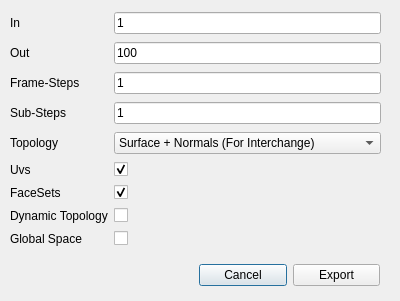
This is UI/ExocortexAlembicExport.ui in Exocortex/ExocortexCrate as Qt 5 draws it before an edit. The edited form follows.
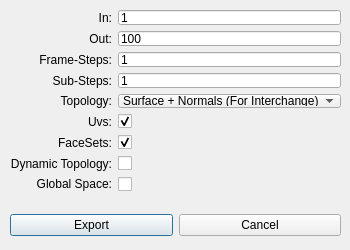
This is the edited form.

Commit message: Modify the UI Dialogs to look a bit more like other dialogs in Maya!

```diff
--- a/UI/ExocortexAlembicExport.ui
+++ b/UI/ExocortexAlembicExport.ui
@@ -6,14 +6,20 @@
    <rect>
     <x>0</x>
     <y>0</y>
-    <width>400</width>
-    <height>301</height>
+    <width>350</width>
+    <height>250</height>
    </rect>
   </property>
   <property name="minimumSize">
    <size>
-    <width>400</width>
-    <height>300</height>
+    <width>350</width>
+    <height>250</height>
+   </size>
+  </property>
+  <property name="maximumSize">
+   <size>
+    <width>350</width>
+    <height>250</height>
    </size>
   </property>
   <property name="windowTitle">
@@ -24,22 +30,28 @@
     <rect>
      <x>10</x>
      <y>10</y>
-     <width>371</width>
-     <height>241</height>
+     <width>331</width>
+     <height>181</height>
     </rect>
    </property>
    <layout class="QGridLayout" name="gridLayout">
     <item row="0" column="0">
      <widget class="QLabel" name="label">
       <property name="text">
-       <string>In</string>
+       <string>In:</string>
+      </property>
+      <property name="alignment">
+       <set>Qt::AlignRight|Qt::AlignTrailing|Qt::AlignVCenter</set>
       </property>
      </widget>
     </item>
     <item row="4" column="0">
      <widget class="QLabel" name="label_4">
       <property name="text">
-       <string>Topology</string>
+       <string>Topology:</string>
+      </property>
+      <property name="alignment">
+       <set>Qt::AlignRight|Qt::AlignTrailing|Qt::AlignVCenter</set>
       </property>
      </widget>
     </item>
@@ -68,7 +80,10 @@
     <item row="5" column="0">
      <widget class="QLabel" name="label_5">
       <property name="text">
-       <string>Uvs</string>
+       <string>Uvs:</string>
+      </property>
+      <property name="alignment">
+       <set>Qt::AlignRight|Qt::AlignTrailing|Qt::AlignVCenter</set>
       </property>
      </widget>
     </item>
@@ -92,7 +107,10 @@
     <item row="1" column="0">
      <widget class="QLabel" name="label_6">
       <property name="text">
-       <string>Out</string>
+       <string>Out:</string>
+      </property>
+      <property name="alignment">
+       <set>Qt::AlignRight|Qt::AlignTrailing|Qt::AlignVCenter</set>
       </property>
      </widget>
     </item>
@@ -113,7 +131,10 @@
     <item row="2" column="0">
      <widget class="QLabel" name="label_7">
       <property name="text">
-       <string>Frame-Steps</string>
+       <string>Frame-Steps:</string>
+      </property>
+      <property name="alignment">
+       <set>Qt::AlignRight|Qt::AlignTrailing|Qt::AlignVCenter</set>
       </property>
      </widget>
     </item>
@@ -127,7 +148,10 @@
     <item row="3" column="0">
      <widget class="QLabel" name="label_8">
       <property name="text">
-       <string>Sub-Steps</string>
+       <string>Sub-Steps:</string>
+      </property>
+      <property name="alignment">
+       <set>Qt::AlignRight|Qt::AlignTrailing|Qt::AlignVCenter</set>
       </property>
      </widget>
     </item>
@@ -154,21 +178,30 @@
     <item row="6" column="0">
      <widget class="QLabel" name="label_9">
       <property name="text">
-       <string>FaceSets</string>
+       <string>FaceSets:</string>
+      </property>
+      <property name="alignment">
+       <set>Qt::AlignRight|Qt::AlignTrailing|Qt::AlignVCenter</set>
       </property>
      </widget>
     </item>
     <item row="7" column="0">
      <widget class="QLabel" name="label_10">
       <property name="text">
-       <string>Dynamic Topology</string>
+       <string>Dynamic Topology:</string>
+      </property>
+      <property name="alignment">
+       <set>Qt::AlignRight|Qt::AlignTrailing|Qt::AlignVCenter</set>
       </property>
      </widget>
     </item>
     <item row="8" column="0">
      <widget class="QLabel" name="label_11">
       <property name="text">
-       <string>Global Space</string>
+       <string>Global Space:</string>
+      </property>
+      <property name="alignment">
+       <set>Qt::AlignRight|Qt::AlignTrailing|Qt::AlignVCenter</set>
       </property>
      </widget>
     </item>
@@ -187,23 +220,13 @@
   <widget class="QWidget" name="horizontalLayoutWidget">
    <property name="geometry">
     <rect>
-     <x>199</x>
-     <y>260</y>
-     <width>181</width>
+     <x>10</x>
+     <y>210</y>
+     <width>331</width>
      <height>31</height>
     </rect>
    </property>
    <layout class="QHBoxLayout" name="horizontalLayout">
-    <item>
-     <widget class="QPushButton" name="pushButton_2">
-      <property name="text">
-       <string>Cancel</string>
-      </property>
-      <property name="-c" stdset="0">
-       <string>&quot;exocortexCloseDialog($dialog);&quot;</string>
-      </property>
-     </widget>
-    </item>
     <item>
      <widget class="QPushButton" name="pushButton">
       <property name="text">
@@ -214,6 +237,16 @@
       </property>
      </widget>
     </item>
+    <item>
+     <widget class="QPushButton" name="pushButton_2">
+      <property name="text">
+       <string>Cancel</string>
+      </property>
+      <property name="-c" stdset="0">
+       <string>&quot;exocortexCloseDialog($dialog);&quot;</string>
+      </property>
+     </widget>
+    </item>
    </layout>
   </widget>
  </widget>
```
Left out of the diff: 2 changed lines with no effect on the pictures. The commit also changes 3 other files.
